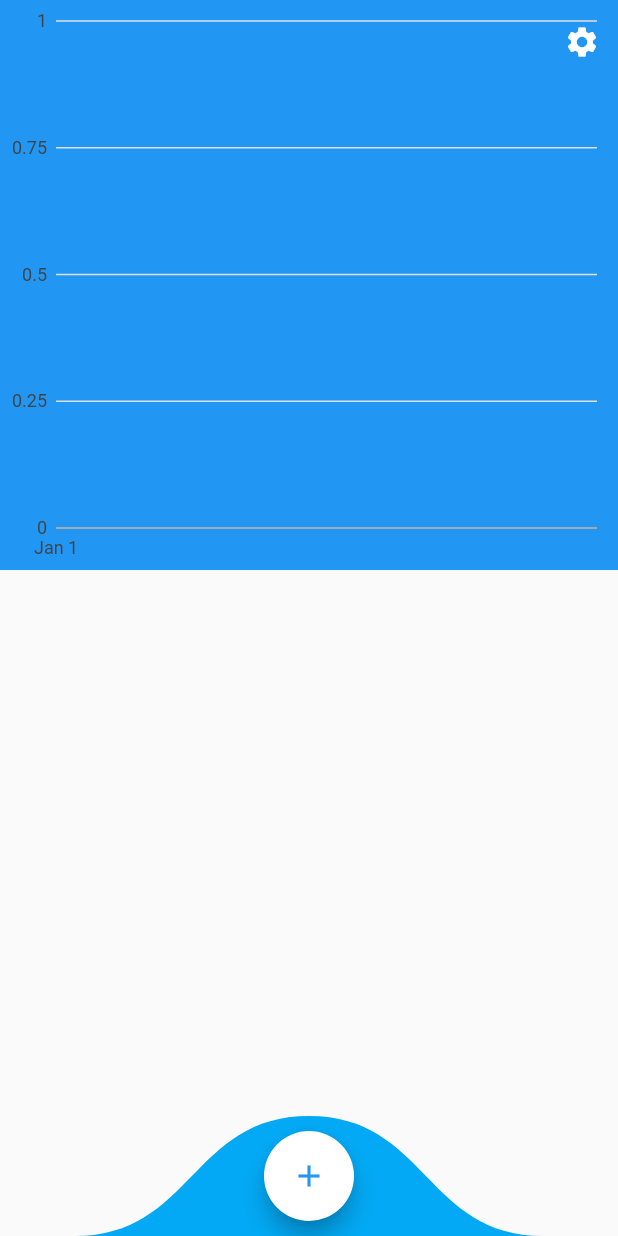
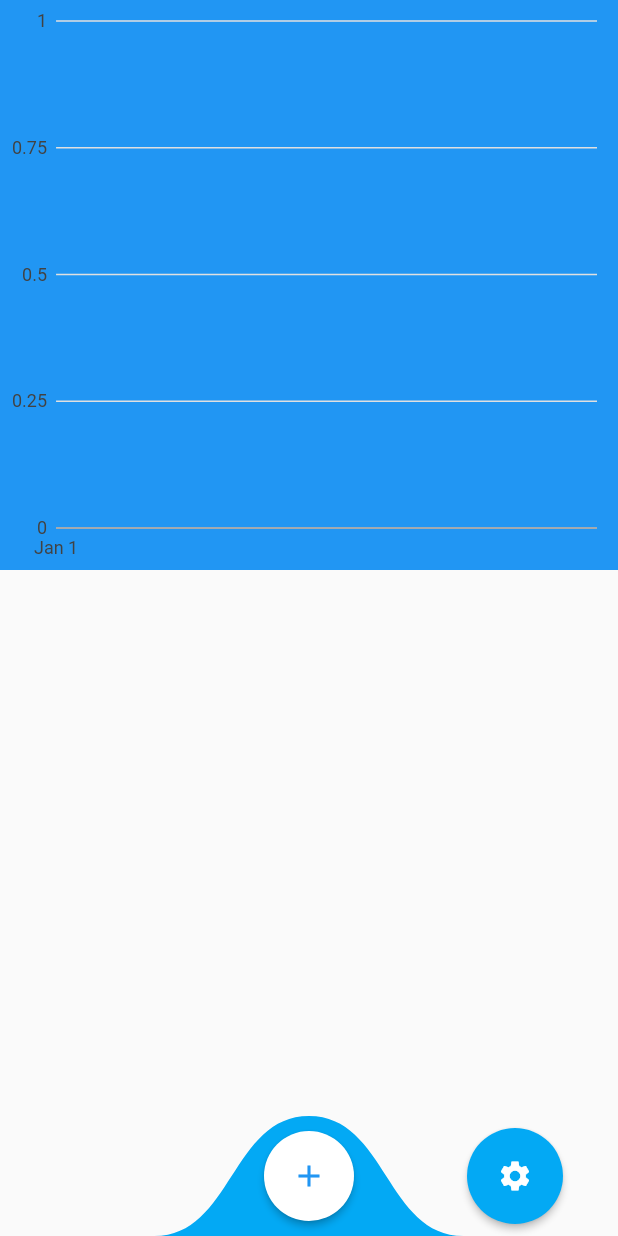
Before and after one commit to dumazy/meterd, a Flutter app: the screen it shows after launch, on a phone screen of 412 x 824 dp. Run offline on Flutter 3.47's test engine with Material 2 defaults, Android fonts, the phone set to English and light mode, and no system bars; our stand-ins replace charts_flutter, get_it, google_fonts, sembast, timeago.

Commit message:
Move settings button

```diff
--- a/lib/bottom_bar.dart
+++ b/lib/bottom_bar.dart
@@ -1,4 +1,5 @@
 import 'package:app/main.dart';
+import 'package:app/settings/settings_screen.dart';
 import 'package:flutter/material.dart';
 
 class BottomBar extends StatelessWidget {
@@ -10,16 +11,24 @@ class BottomBar extends StatelessWidget {
   Widget build(BuildContext context) {
     return Container(
       height: bottom_bar_height,
-      padding: const EdgeInsets.symmetric(horizontal: 50.0),
+      child: Stack(
+        children: [
+          Row(
+            crossAxisAlignment: CrossAxisAlignment.stretch,
+            mainAxisAlignment: MainAxisAlignment.spaceBetween,
+            children: [
+              Spacer(),
+              Expanded(
+                flex: 2,
                 child: ClipPath(
                   clipper: _ButtonClipper(),
                   child: Container(
-          width: double.infinity,
+                    height: double.infinity,
                     color: Colors.lightBlue,
                     padding: const EdgeInsets.all(10.0),
-          child: SafeArea(
-            child: FloatingActionButton(
-              backgroundColor: Colors.white,
+                    child: RaisedButton(
+                      shape: CircleBorder(),
+                      color: Colors.white,
                       child: Icon(
                         Icons.add,
                         color: Colors.blue,
@@ -28,6 +37,21 @@ class BottomBar extends StatelessWidget {
                     ),
                   ),
                 ),
+              ),
+              Spacer(),
+            ],
+          ),
+          Row(
+            mainAxisAlignment: MainAxisAlignment.spaceEvenly,
+            children: [
+              Spacer(),
+              Spacer(),
+              Flexible(
+                child: _SettingsButton(),
+              ),
+            ],
+          ),
+        ],
       ),
     );
   }
@@ -51,3 +75,28 @@ class _ButtonClipper extends CustomClipper<Path> {
     return true;
   }
 }
+
+class _SettingsButton extends StatelessWidget {
+  @override
+  Widget build(BuildContext context) {
+    return Container(
+      height: double.infinity,
+      child: Center(
+        child: RaisedButton(
+          padding: EdgeInsets.all(20.0),
+          color: Colors.lightBlue,
+          shape: CircleBorder(),
+          child: Icon(
+            Icons.settings,
+            color: Colors.white,
+          ),
+          onPressed: () => _goToSettings(context),
+        ),
+      ),
+    );
+  }
+
+  void _goToSettings(BuildContext context) {
+    Navigator.of(context).push(SettingsScreen.route());
+  }
+}
--- a/lib/main.dart
+++ b/lib/main.dart
@@ -40,12 +40,6 @@ class HomeScreen extends StatelessWidget {
             physics: BouncingScrollPhysics(),
             slivers: [
               SliverAppBar(
-                actions: [
-                  IconButton(
-                    icon: Icon(Icons.settings),
-                    onPressed: () => _openSettings(context),
-                  ),
-                ],
                 pinned: true,
                 floating: true,
                 expandedHeight: 380,
@@ -72,10 +66,6 @@ class HomeScreen extends StatelessWidget {
     );
   }
 
-  void _openSettings(BuildContext context) {
-    Navigator.of(context).push(SettingsScreen.route());
-  }
-
   void _showAddDialog(BuildContext context) async {
     final reading = await AddReadingBottomSheet.show(context);
     if (reading != null) {
```
Lines whose indentation alone changed are shown as unchanged.
